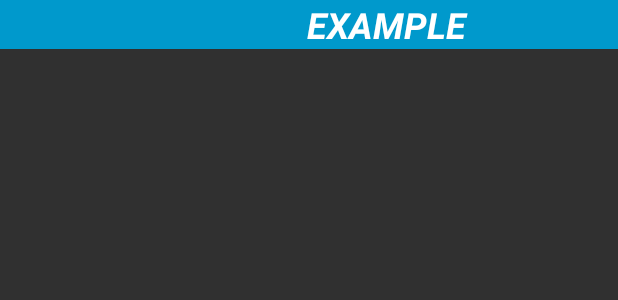
After one commit to robertlagrasse/Metronome, an Android app: the layout new_app_widget.xml on its own in the app's theme, with its tools: preview values and no code run, on a phone screen of 412 x 824 dp. The commit adds this screen. Shown: the top 300 px of the screen. Run offline under Robolectric (Android 15) with nearby library versions, the phone set to English and light mode, and no system bars.

Commit message:
Widget is now fully functional.

```diff
--- /dev/null
+++ b/Mobile/src/main/res/layout/new_app_widget.xml
@@ -0,0 +1,26 @@
+<LinearLayout xmlns:android="http://schemas.android.com/apk/res/android"
+    android:layout_width="match_parent"
+    android:layout_height="wrap_content"
+    android:background="#09C"
+    android:orientation="horizontal"
+    android:padding="@dimen/widget_margin">
+
+    <ImageView
+        android:id="@+id/widgetButton"
+        android:layout_width="0dp"
+        android:layout_weight="1"
+        android:layout_height="match_parent" />
+    <TextView
+        android:id="@+id/widgetText"
+        android:layout_width="0dp"
+        android:layout_weight="3"
+        android:layout_height="wrap_content"
+        android:background="#09C"
+        android:contentDescription="@string/appwidget_text"
+        android:text="@string/appwidget_text"
+        android:textColor="#ffffff"
+        android:textSize="24sp"
+        android:textStyle="bold|italic"
+        android:gravity="center_vertical|center_horizontal" />
+
+</LinearLayout>
--- a/Mobile/src/main/res/values/dimens.xml
+++ b/Mobile/src/main/res/values/dimens.xml
@@ -2,4 +2,10 @@
     <!-- Default screen margins, per the Android Design guidelines. -->
     <dimen name="activity_horizontal_margin">16dp</dimen>
     <dimen name="activity_vertical_margin">16dp</dimen>
+
+    <!--
+Refer to App Widget Documentation for margin information
+http://developer.android.com/guide/topics/appwidgets/index.html#CreatingLayout
+    -->
+    <dimen name="widget_margin">8dp</dimen>
 </resources>
--- a/Mobile/src/main/res/values/strings.xml
+++ b/Mobile/src/main/res/values/strings.xml
@@ -22,4 +22,7 @@
     <string name="kit_editor">Kit Editor</string>
     <string name="network_required">This function requires a network connection!</string>
     <string name="banner_ad_unit_id">ca-app-pub-8040545141030965/3338933936</string>
+    <string name="appwidget_text">EXAMPLE</string>
+    <string name="add_widget">Add widget</string>
+    <string name="choose_in_app">Jam</string>
 </resources>
```
Also changed, not shown: Mobile/src/main/AndroidManifest.xml (+17 -1 lines), Mobile/src/main/java/com/umpquariversoftware/metronome/NewAppWidget.java (added, +87 -0 lines), Mobile/src/main/java/com/umpquariversoftware/metronome/UI/BeatService.java (+34 -8 lines), Mobile/src/main/java/com/umpquariversoftware/metronome/UI/MainActivity.java (+30 -2 lines), Mobile/src/main/res/values-v14/dimens.xml (added, +10 -0 lines), Mobile/src/main/res/xml/new_app_widget_info.xml (added, +9 -0 lines), Mobile/src/main/res/drawable-nodpi/example_appwidget_preview.png (added), 1 other file.
